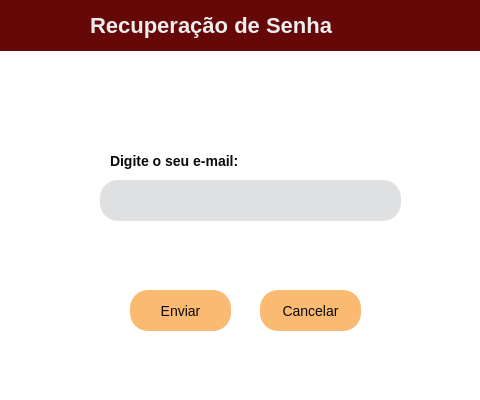
Above: ui/email_recovery_window.ui from eliezermoraesss/eureka_managment_system_pyqt_qtdesigner before the change. Below: the same form after it.
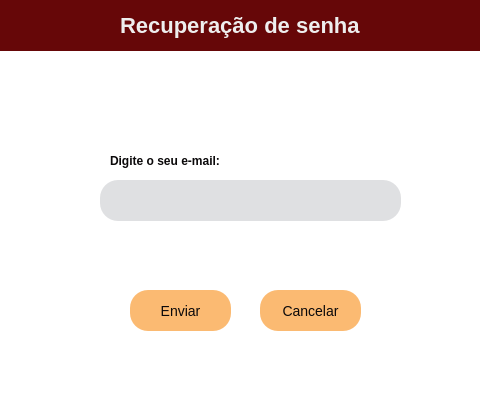
That is the form after the change. Icons and pictures are not drawn.

What changed in the file:
```diff
--- a/ui/email_recovery_window.ui
+++ b/ui/email_recovery_window.ui
@@ -10,6 +10,12 @@
     <height>400</height>
    </rect>
   </property>
+  <property name="sizePolicy">
+   <sizepolicy hsizetype="Fixed" vsizetype="Fixed">
+    <horstretch>0</horstretch>
+    <verstretch>0</verstretch>
+   </sizepolicy>
+  </property>
   <property name="windowTitle">
    <string>Dialog</string>
   </property>
@@ -22,7 +28,7 @@
 
 QLabel {
     color: #0B090A;
-    font-size: 14px;
+    font-size: 12px;
     font-weight: bold;
 }
 
@@ -92,6 +98,22 @@
      <height>21</height>
     </rect>
    </property>
+   <property name="font">
+    <font>
+     <family>Segoe UI</family>
+     <pointsize>-1</pointsize>
+     <weight>75</weight>
+     <bold>true</bold>
+    </font>
+   </property>
+   <property name="styleSheet">
+    <string notr="true">QLabel {
+    color: #0B090A;
+    font-size: 12px;
+    font-weight: bold;
+	font-style: &quot;Segoe UI&quot;;
+}</string>
+   </property>
    <property name="text">
     <string>Digite o seu e-mail:</string>
    </property>
@@ -199,12 +221,19 @@
    <widget class="QLabel" name="label_2">
     <property name="geometry">
      <rect>
-      <x>90</x>
+      <x>120</x>
       <y>0</y>
-      <width>321</width>
+      <width>261</width>
       <height>51</height>
      </rect>
     </property>
+    <property name="font">
+     <font>
+      <pointsize>-1</pointsize>
+      <weight>75</weight>
+      <bold>true</bold>
+     </font>
+    </property>
     <property name="styleSheet">
      <string notr="true">QLabel {
 	background-color: transparent;
@@ -214,7 +243,7 @@
 }</string>
     </property>
     <property name="text">
-     <string>Recuperação de Senha</string>
+     <string>Recuperação de senha</string>
     </property>
    </widget>
   </widget>
```
Left out of the diff: 51 changed lines with no effect on the pictures.
